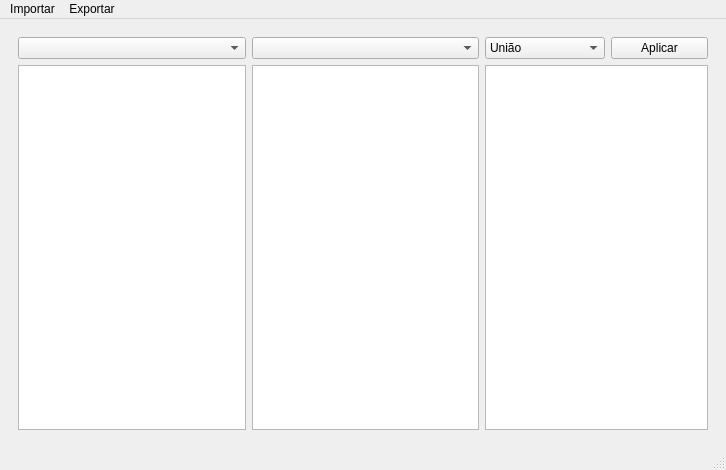
Above: kleeneup/forms/kleeneup.ui from cauebs/kleeneup before the change. Below: the same form after it.
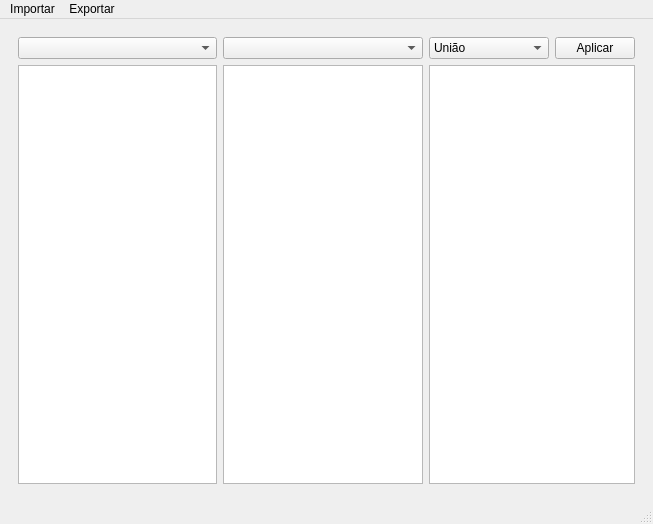
That is the form after the change.

Commit message: using QTableWidget

Diff of the .ui file:
```diff
--- a/kleeneup/forms/kleeneup.ui
+++ b/kleeneup/forms/kleeneup.ui
@@ -6,8 +6,8 @@
    <rect>
     <x>0</x>
     <y>0</y>
-    <width>726</width>
-    <height>470</height>
+    <width>653</width>
+    <height>524</height>
    </rect>
   </property>
   <property name="windowTitle">
@@ -90,17 +90,25 @@
         </widget>
        </item>
        <item row="1" column="0">
-        <widget class="QTableView" name="tableView"/>
+        <widget class="QTableWidget" name="table_left">
+         <property name="editTriggers">
+          <set>QAbstractItemView::NoEditTriggers</set>
+         </property>
+        </widget>
        </item>
        <item row="1" column="1">
-        <widget class="QTableView" name="tableView_2">
-         <property name="enabled">
-          <bool>true</bool>
+        <widget class="QTableWidget" name="table_mid">
+         <property name="editTriggers">
+          <set>QAbstractItemView::NoEditTriggers</set>
          </property>
         </widget>
        </item>
        <item row="1" column="2" colspan="2">
-        <widget class="QTableView" name="tableView_3"/>
+        <widget class="QTableWidget" name="table_right">
+         <property name="editTriggers">
+          <set>QAbstractItemView::NoEditTriggers</set>
+         </property>
+        </widget>
        </item>
       </layout>
      </widget>
@@ -113,7 +121,7 @@
     <rect>
      <x>0</x>
      <y>0</y>
-     <width>726</width>
+     <width>653</width>
      <height>21</height>
     </rect>
    </property>
```
Left out of the diff: 8 changed lines with no effect on the pictures.
